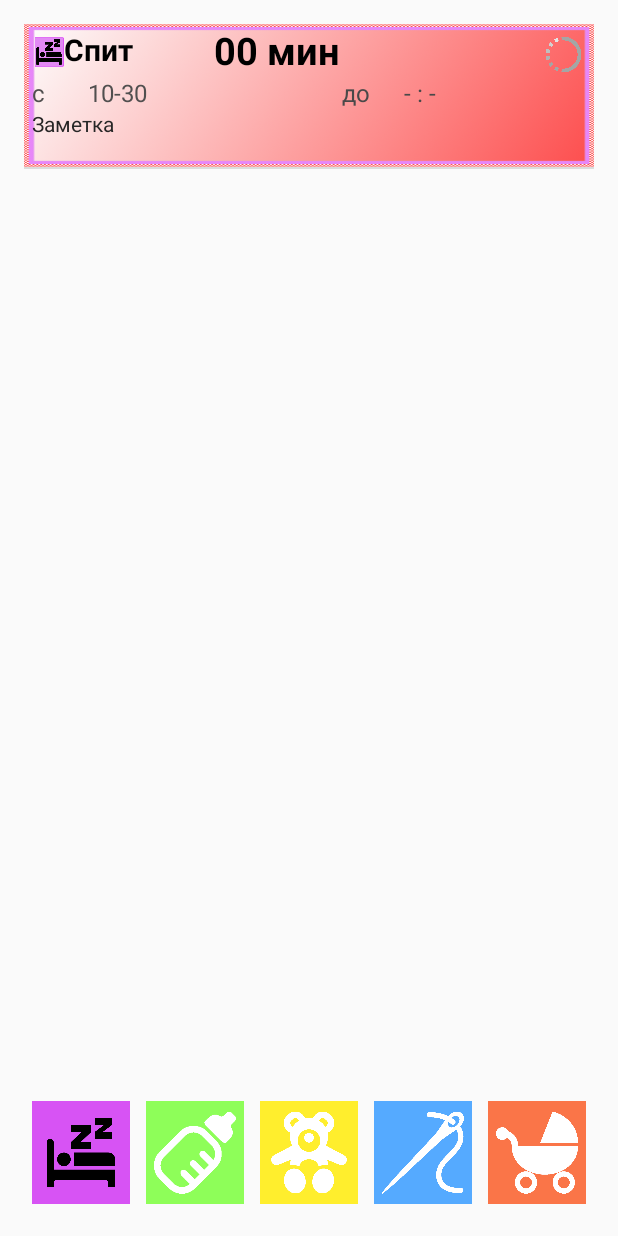
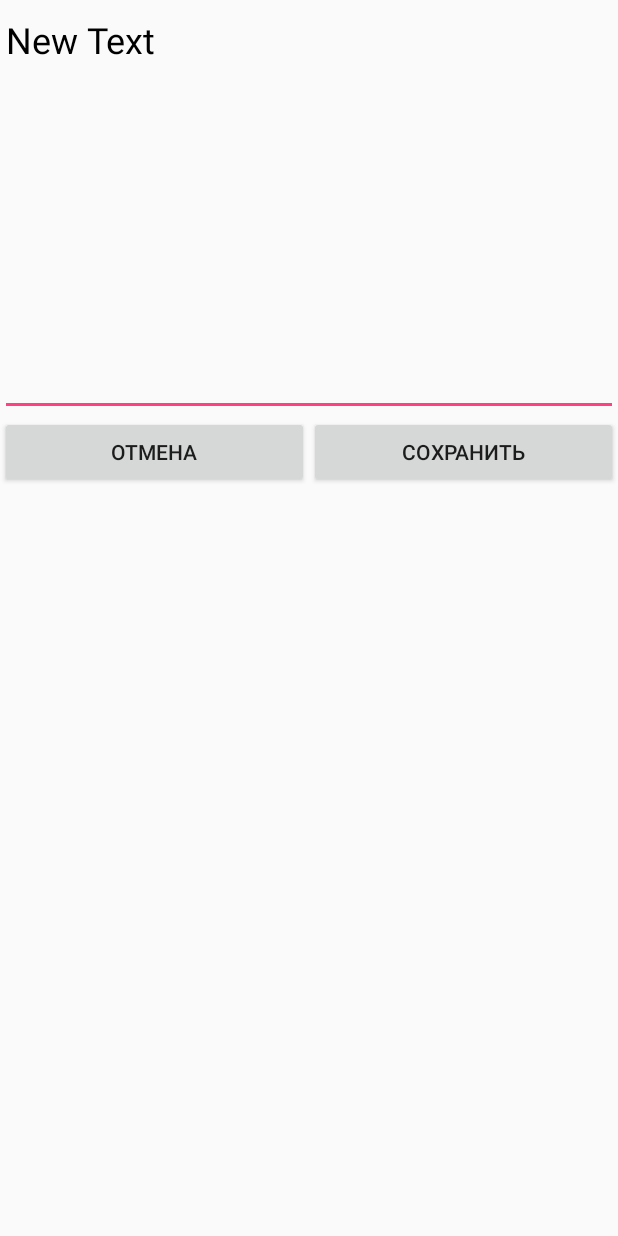
Before and after one commit to porter-s/MothersHelper, an Android app: the screen it shows after launch (MainActivity before the commit, MessActivity after it), after a tap on an icon or button, on a phone screen of 412 x 824 dp. Run offline under Robolectric (Android 15) with nearby library versions, the phone set to English and light mode, and no system bars; 1 other tap on this screen came first.

Commit message:
+MessAct -send message to MessAct

```diff
--- a/app/src/main/AndroidManifest.xml
+++ b/app/src/main/AndroidManifest.xml
@@ -7,13 +7,17 @@
         android:icon="@mipmap/ic_launcher"
         android:label="@string/app_name"
         android:supportsRtl="true"
-        android:theme="@style/AppTheme">
+        android:theme="@style/AppTheme"
+        android:windowSoftInputMode="adjustPan">
         <activity android:name=".MainActivity">
             <intent-filter>
                 <action android:name="android.intent.action.MAIN" />
 
                 <category android:name="android.intent.category.LAUNCHER" />
             </intent-filter>
+        </activity>
+        <activity android:name=".MessActivity">
+
         </activity>
         <!-- ATTENTION: This was auto-generated to add Google Play services to your project for
              App Indexing.  See https://g.co/AppIndexing/AndroidStudio for more information. -->
--- a/app/src/main/java/ru/sappstudio/mothershelper/LVEventAdapter.java
+++ b/app/src/main/java/ru/sappstudio/mothershelper/LVEventAdapter.java
@@ -1,6 +1,8 @@
 package ru.sappstudio.mothershelper;
 
+import android.app.Activity;
 import android.content.Context;
+import android.content.Intent;
 import android.util.Log;
 import android.view.LayoutInflater;
 import android.view.View;
@@ -69,7 +71,8 @@ public class LVEventAdapter extends BaseAdapter{
         ((ImageView) view.findViewById(R.id.ivEvent)).setOnClickListener(new View.OnClickListener() {
             @Override
             public void onClick(View v) {
-                Log.e(LOG_TAG,"OnClick");
+                Log.e(LOG_TAG, "OnClick");
+                ((Activity) _context).startActivity(new Intent((((Activity) _context)), MessActivity.class));
             }
         });
         return view;
--- a/app/src/main/java/ru/sappstudio/mothershelper/MainActivity.java
+++ b/app/src/main/java/ru/sappstudio/mothershelper/MainActivity.java
@@ -77,8 +77,9 @@ public class MainActivity extends Activity implements View.OnClickListener {
 
         // создаем объект для создания и управления версиями БД
         dbHelper = new DBHelper(this);
-
-
+        //SQLiteDatabase db = dbHelper.getWritableDatabase();
+        //dbHelper.onUpgrade(db,1,1);
+        //db.close();
         // создаем адаптер
         lvEventAdapter = new LVEventAdapter(this, eventArrayList);
         initData();
@@ -409,8 +410,11 @@ public class MainActivity extends Activity implements View.OnClickListener {
             runOnUiThread(new Runnable() {
                @Override
                public void run() {
-                   initData();
-                   lvEventAdapter.notifyDataSetChanged();
+                   if((unixSeconds - System.currentTimeMillis() / 1000L)>=60)
+                   {
+                       initData();
+                       lvEventAdapter.notifyDataSetChanged();
+                   }else unixSeconds = System.currentTimeMillis() / 1000L;
                }
             });
         }
--- /dev/null
+++ b/app/src/main/java/ru/sappstudio/mothershelper/MessActivity.java
@@ -0,0 +1,15 @@
+package ru.sappstudio.mothershelper;
+
+import android.app.Activity;
+import android.os.Bundle;
+
+/**
+ * Created by user on 17.03.17.
+ */
+public class MessActivity extends Activity {
+
+    protected void onCreate(Bundle savedInstanceState) {
+        super.onCreate(savedInstanceState);
+        setContentView(R.layout.activity_mess);
+    }
+}
--- /dev/null
+++ b/app/src/main/res/layout/activity_mess.xml
@@ -0,0 +1,40 @@
+<?xml version="1.0" encoding="utf-8"?>
+<LinearLayout xmlns:android="http://schemas.android.com/apk/res/android"
+    android:orientation="vertical"
+    android:layout_width="match_parent"
+    android:layout_height="wrap_content">
+
+    <EditText
+        android:layout_width="match_parent"
+        android:layout_height="wrap_content"
+        android:layout_weight="90"
+        android:text="New Text"
+        android:id="@+id/tVAmMess"
+        android:textColor="#000000"
+        android:textSize="24dp"
+        android:gravity="top|left"
+        android:minLines="9"
+        android:layout_gravity="center_horizontal" />
+
+    <LinearLayout
+        android:orientation="horizontal"
+        android:layout_width="match_parent"
+        android:layout_height="wrap_content"
+        android:gravity="bottom">
+
+        <Button
+            android:layout_width="0dp"
+            android:layout_height="wrap_content"
+            android:layout_weight="50"
+            android:text="Отмена"
+            android:id="@+id/bAmCansel" />
+
+        <Button
+            android:layout_width="0dp"
+            android:layout_height="wrap_content"
+            android:layout_weight="50"
+            android:text="Сохранить"
+            android:id="@+id/bAmSave" />
+    </LinearLayout>
+
+</LinearLayout>
--- a/app/src/main/res/layout/item_list_of_events.xml
+++ b/app/src/main/res/layout/item_list_of_events.xml
@@ -36,8 +36,8 @@
 
                 <ImageView
 
-                    android:layout_marginLeft="1dp"
-                    android:layout_marginTop="1dp"
+                    android:layout_marginLeft="4dp"
+                    android:layout_marginTop="2dp"
                     android:src="@drawable/krovat2"
                     android:layout_width="20dp"
                     android:layout_height="20dp"
@@ -46,6 +46,7 @@
                     android:layout_gravity="center_vertical" />
 
                 <TextView
+                    android:layout_marginLeft="2dp"
                     android:layout_width="100dp"
                     android:layout_height="match_parent"
                     android:text="Сон"
@@ -71,6 +72,7 @@
 
             <LinearLayout
                 android:orientation="horizontal"
+                android:layout_marginLeft="5dp"
                 android:layout_width="match_parent"
                 android:layout_height="wrap_content" >
 
@@ -123,6 +125,7 @@
             </LinearLayout>
 
             <TextView
+                android:layout_marginLeft="5dp"
                 android:layout_width="match_parent"
                 android:layout_height="match_parent"
                 android:textAppearance="?android:attr/textAppearanceSmall"
```
